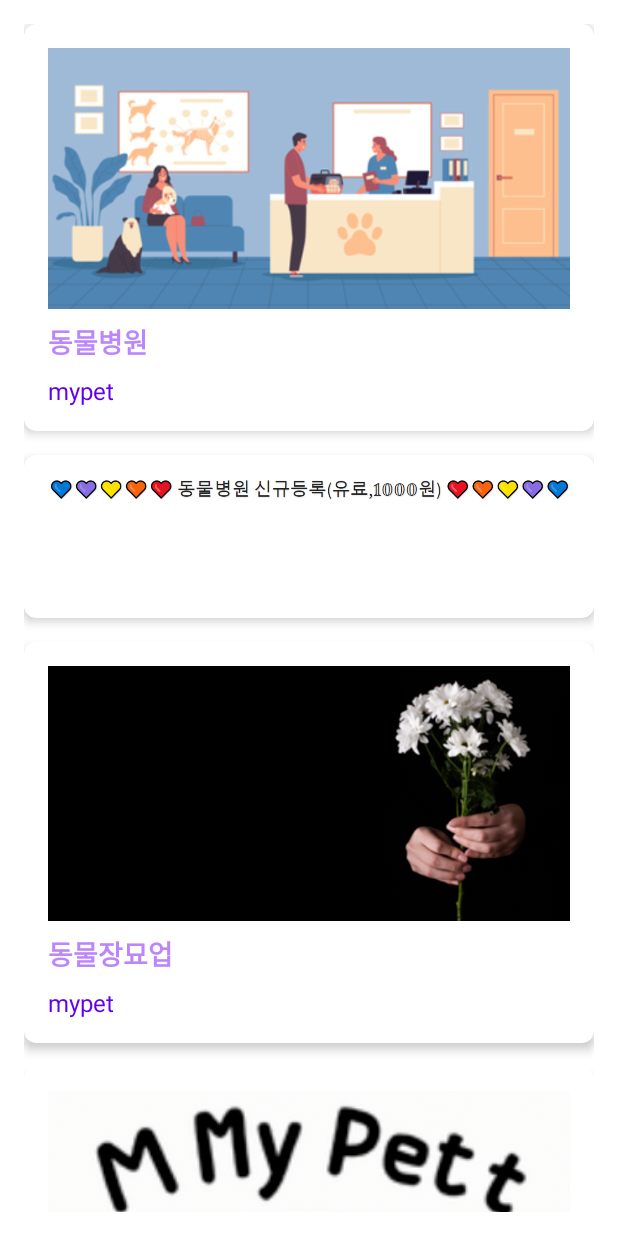
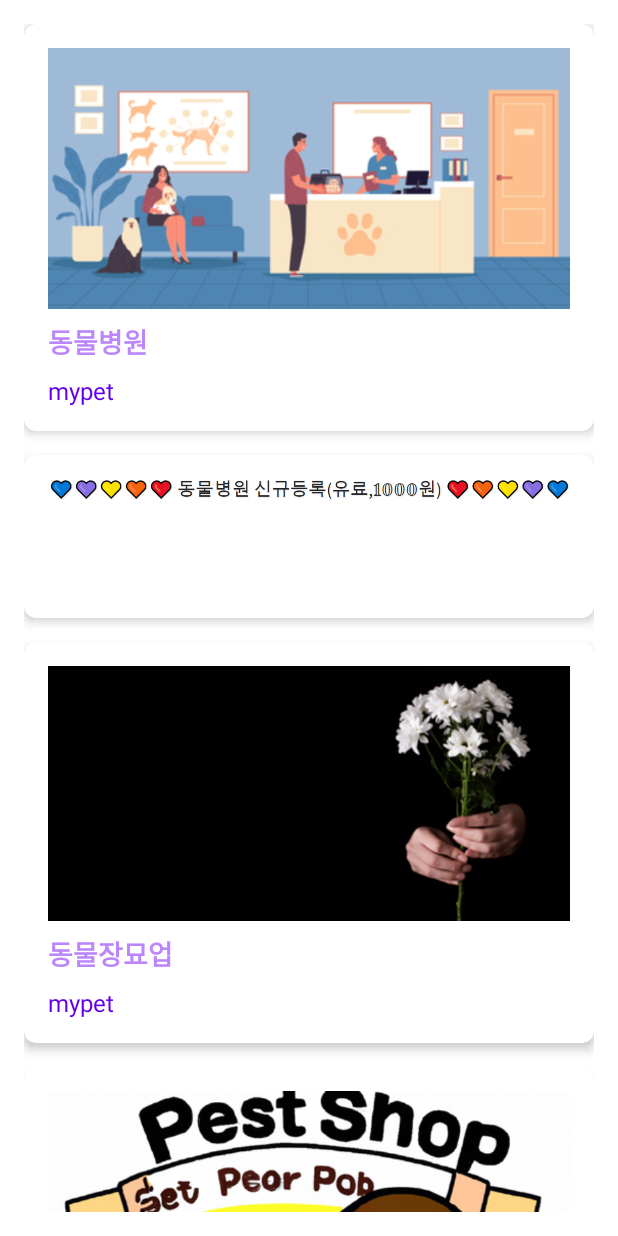
Before and after one commit to cdhgold/MyPet, an Android app: the screen it shows after launch (MainActivity), on a phone screen of 412 x 824 dp. Run offline under Robolectric (Android 15) with nearby library versions, the light colour scheme and no system bars.

Commit message:
Merge remote-tracking branch 'github/master'
# Conflicts:
#	app/build.gradle

```diff
--- a/app/src/main/java/com/kmetabus/mypet/MainFragment.java
+++ b/app/src/main/java/com/kmetabus/mypet/MainFragment.java
@@ -82,8 +82,8 @@ public class MainFragment extends Fragment implements OnMenuItemClickListener {
         items.add(new MenuItem("동물병원", "mypet", R.drawable.hospital, "H" ));
         items.add(new MenuItem("", "", R.drawable.pet_new, "HN" ));
         items.add(new MenuItem("동물장묘업", "mypet",R.drawable.god,     "G"));
-        items.add(new MenuItem("동물미용실", "mypet",R.drawable.mypet,   "01"));
-        items.add(new MenuItem("반려동물카페", "mypet",R.drawable.mypet, "02"));
+        items.add(new MenuItem("동물미용실", "mypet",R.drawable.pet_beauty,   "01"));
+        items.add(new MenuItem("반려동물카페", "mypet",R.drawable.pet_cafe, "02"));
         // Add more menu items as needed
         return items;
     }
```
Also changed, not shown: app/src/main/res/drawable/pet_beauty.png (added), app/src/main/res/drawable/pet_cafe.jpg (added).
